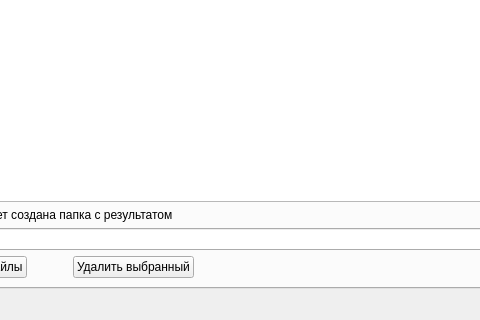
Risez51/IvanCRM, file main_window.ui: the form before one commit; both pictures show x 97 to 577 and y 309 to 629 of the 1033 by 629 pixel window.
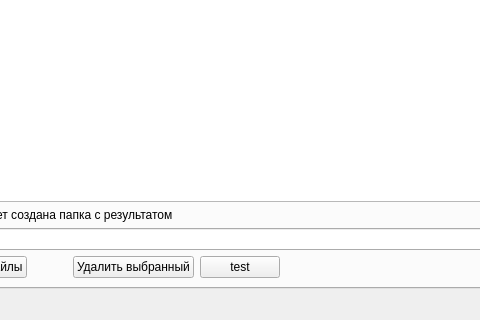
The form after the commit.

What changed in the file:
```diff
--- a/main_window.ui
+++ b/main_window.ui
@@ -298,6 +298,13 @@
               </property>
              </widget>
             </item>
+            <item>
+             <widget class="QPushButton" name="test_push_button">
+              <property name="text">
+               <string>test</string>
+              </property>
+             </widget>
+            </item>
             <item>
              <spacer name="horizontalSpacer">
               <property name="orientation">
```
